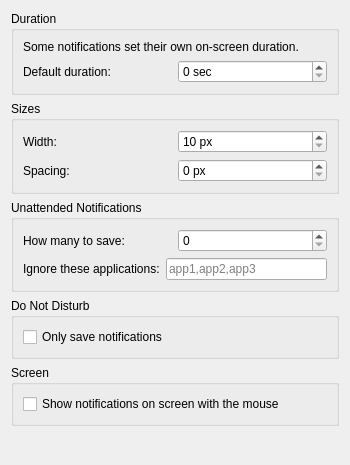
This is config/advancedsettings.ui in lxqt/lxqt-notificationd as Qt 5 draws it before an edit. The edited form follows.
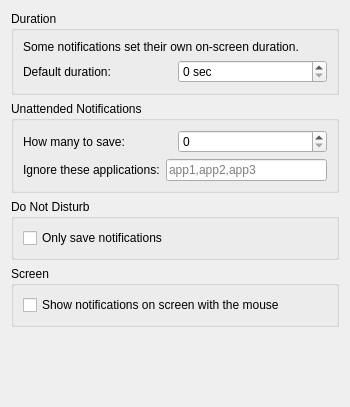
This is the edited form.

What changed in the file:
```diff
--- a/config/advancedsettings.ui
+++ b/config/advancedsettings.ui
@@ -61,57 +61,6 @@
      </layout>
     </widget>
    </item>
-   <item row="1" column="0" rowspan="2" colspan="2">
-    <widget class="QGroupBox" name="groupBox">
-     <property name="title">
-      <string>Sizes</string>
-     </property>
-     <layout class="QVBoxLayout" name="verticalLayout">
-      <item>
-       <layout class="QHBoxLayout" name="horizontalLayout_4">
-        <item>
-         <widget class="QLabel" name="spacingLabel">
-          <property name="text">
-           <string>Width:</string>
-          </property>
-         </widget>
-        </item>
-        <item>
-         <widget class="QSpinBox" name="widthBox">
-          <property name="suffix">
-           <string> px</string>
-          </property>
-          <property name="minimum">
-           <number>10</number>
-          </property>
-          <property name="maximum">
-           <number>2000</number>
-          </property>
-         </widget>
-        </item>
-       </layout>
-      </item>
-      <item>
-       <layout class="QHBoxLayout" name="horizontalLayout_3">
-        <item>
-         <widget class="QLabel" name="widthLabel">
-          <property name="text">
-           <string>Spacing:</string>
-          </property>
-         </widget>
-        </item>
-        <item>
-         <widget class="QSpinBox" name="spacingBox">
-          <property name="suffix">
-           <string> px</string>
-          </property>
-         </widget>
-        </item>
-       </layout>
-      </item>
-     </layout>
-    </widget>
-   </item>
    <item row="0" column="0" colspan="2">
     <widget class="QGroupBox" name="groupBox_2">
      <property name="title">
```
